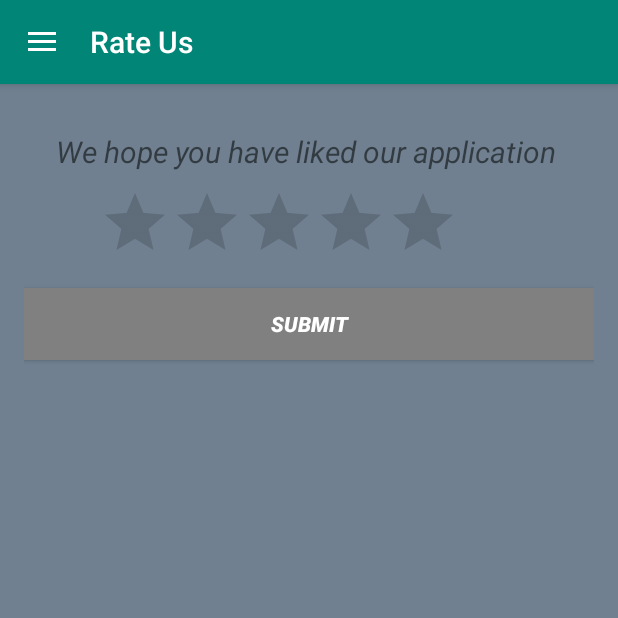
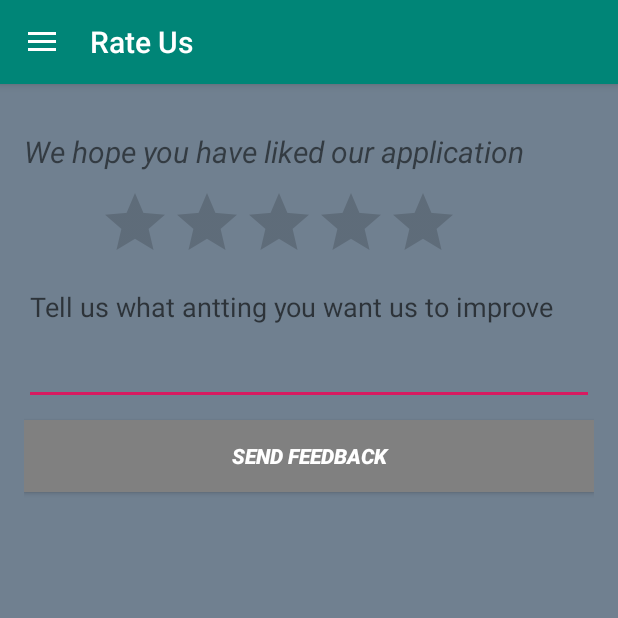
Before and after one commit to fitsumcs/Af_Am_Dectionary, an Android app: the fragment RatingFragmant placed in its activity, on a phone screen of 412 x 824 dp, the top half of it. Run offline under Robolectric (Android 15) with nearby library versions, the phone set to English and light mode, and no system bars; network calls fail; 4 statements that could not run were skipped.

Commit message:
Some UI change in Rating page [2]

```diff
--- a/app/src/main/res/layout/fragment_rating_fragmant.xml
+++ b/app/src/main/res/layout/fragment_rating_fragmant.xml
@@ -17,10 +17,11 @@
         android:layout_width="match_parent"
         android:layout_height="wrap_content"
         android:layout_marginTop="15dp"
-        android:gravity="center_horizontal"
+        android:layout_marginLeft="0dp"
         android:text="We hope you have liked our application "
         android:textSize="20sp"
         android:textStyle="italic" />
+
 
     <RatingBar
         android:id="@+id/ratingBar"
@@ -35,6 +36,14 @@
         android:stepSize="1"
 
         />
+    <EditText
+        android:layout_width="match_parent"
+        android:layout_height="wrap_content"
+        android:inputType="textMultiLine"
+        android:lines="3"
+        android:hint="Tell us what antting you want us to improve"
+        android:gravity="top"
+        />
 
     <Button
         android:id="@+id/button"
@@ -44,8 +53,7 @@
         android:layout_marginTop="10dp"
         android:layout_marginBottom="50dp"
         android:background="#808080"
-
-        android:text="Submit"
+        android:text="Send feedback"
         android:textColor="@android:color/background_light"
         android:textStyle="bold|italic"
         app:layout_constraintBottom_toTopOf="@+id/textView2"
```
